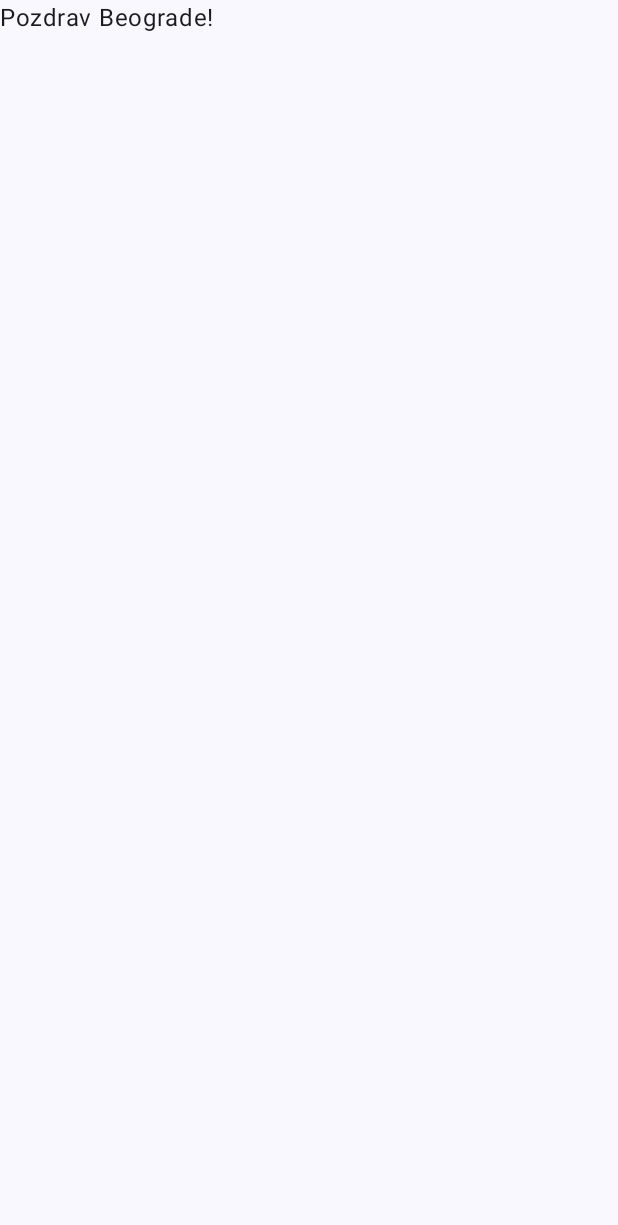
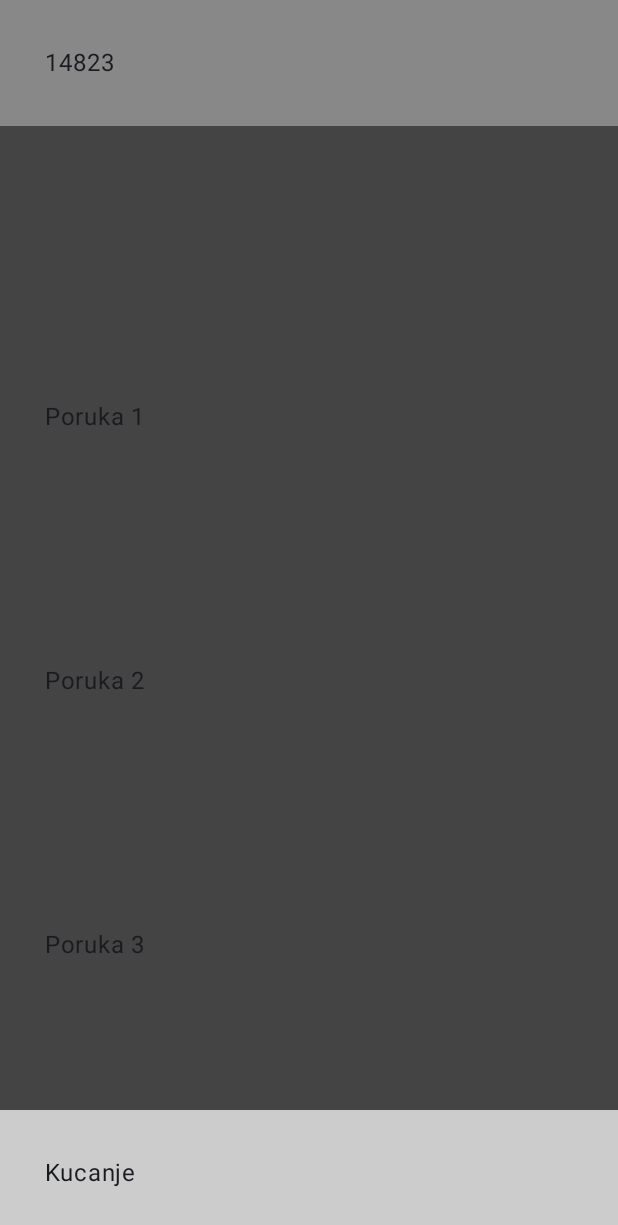
Before and after one commit to stcksmsh/BeogradPlusPlus, an Android app built with Jetpack Compose: the screen it shows after launch (MainActivity), on a phone screen of 412 x 824 dp. Before the commit the part shown is almost empty. Shown: the top 1225 px of the screen. Run offline under Robolectric (Android 15) with nearby library versions, the phone set to English and light mode, and no system bars.

Commit message:
added basic layout of app in MainActivity.kt

```diff
--- a/app/src/main/java/io/github/stcksmsh/beogradplusplus/MainActivity.kt
+++ b/app/src/main/java/io/github/stcksmsh/beogradplusplus/MainActivity.kt
@@ -3,13 +3,16 @@ package io.github.stcksmsh.beogradplusplus
 import android.os.Bundle
 import androidx.activity.ComponentActivity
 import androidx.activity.compose.setContent
-import androidx.compose.foundation.layout.fillMaxSize
-import androidx.compose.material3.MaterialTheme
-import androidx.compose.material3.Surface
-import androidx.compose.material3.Text
+import androidx.compose.foundation.background
+import androidx.compose.foundation.layout.*
+import androidx.compose.material3.*
 import androidx.compose.runtime.Composable
+import androidx.compose.ui.Alignment
 import androidx.compose.ui.Modifier
+import androidx.compose.ui.graphics.Color
 import androidx.compose.ui.tooling.preview.Preview
+import androidx.compose.ui.unit.Dp
+import androidx.compose.ui.unit.dp
 import io.github.stcksmsh.beogradplusplus.ui.theme.BeogradPlusPlusTheme
 
 class MainActivity : ComponentActivity() {
@@ -19,7 +22,7 @@ class MainActivity : ComponentActivity() {
             BeogradPlusPlusTheme {
                 // A surface container using the 'background' color from the theme
                 Surface(modifier = Modifier.fillMaxSize(), color = MaterialTheme.colorScheme.background) {
-                    Greeting("Beograde")
+                    Greeting("14823")
                 }
             }
         }
@@ -27,17 +30,52 @@ class MainActivity : ComponentActivity() {
 }
 
 @Composable
-fun Greeting(name: String, modifier: Modifier = Modifier) {
-    Text(
-        text = "Pozdrav $name!",
-        modifier = modifier
-    )
+fun Greeting(broj: String, modifier: Modifier = Modifier) {
+    Column(
+        modifier = Modifier
+            .background(Color.Transparent)
+            .fillMaxSize()
+    ){
+        Text(
+            text = "${broj}",
+            modifier = Modifier
+                .background(Color.Gray)
+                .padding(30.dp)
+                .fillMaxWidth()
+        )
+        Box(
+            modifier = Modifier
+                .fillMaxSize()
+                .background(Color.Red)
+        ) {
+            Column(
+                verticalArrangement = Arrangement.SpaceEvenly,
+                modifier = Modifier
+                    .align(Alignment.TopStart)
+                    .background(Color.DarkGray)
+                    .padding(30.dp)
+                    .fillMaxSize()
+            ){
+                Text(text = "Poruka 1")
+                Text(text = "Poruka 2")
+                Text(text = "Poruka 3")
+            }
+            Text(
+                text = "Kucanje",
+                modifier = Modifier
+                    .background(Color.LightGray)
+                    .padding(30.dp)
+                    .align(Alignment.BottomStart)
+                    .fillMaxWidth()
+            )
+        }
+    }
 }
 
 @Preview(showBackground = true)
 @Composable
 fun GreetingPreview() {
     BeogradPlusPlusTheme {
-        Greeting("Android")
+        Greeting("Kosta")
     }
 }
```
